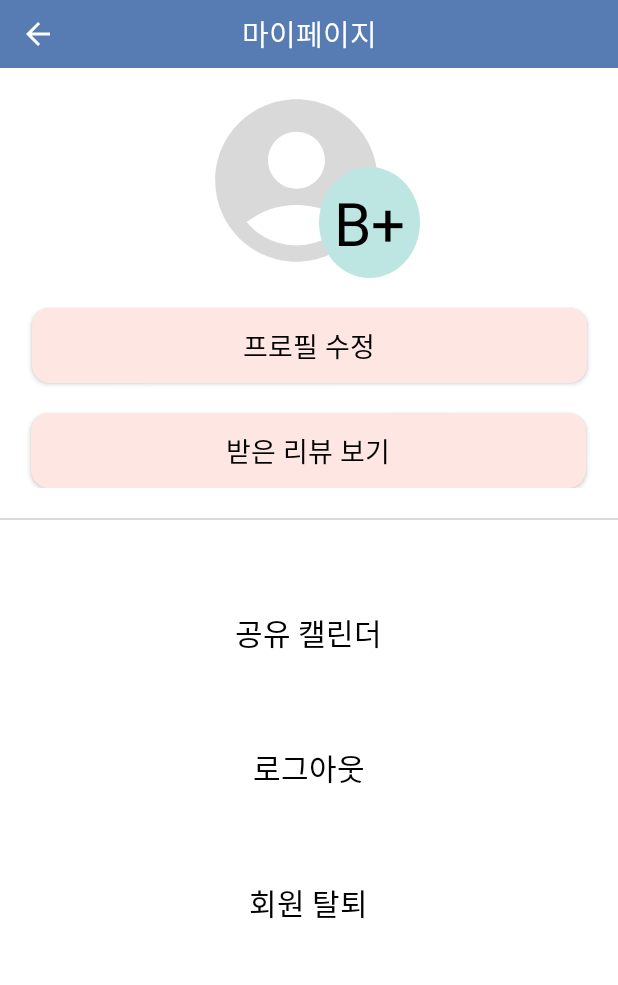
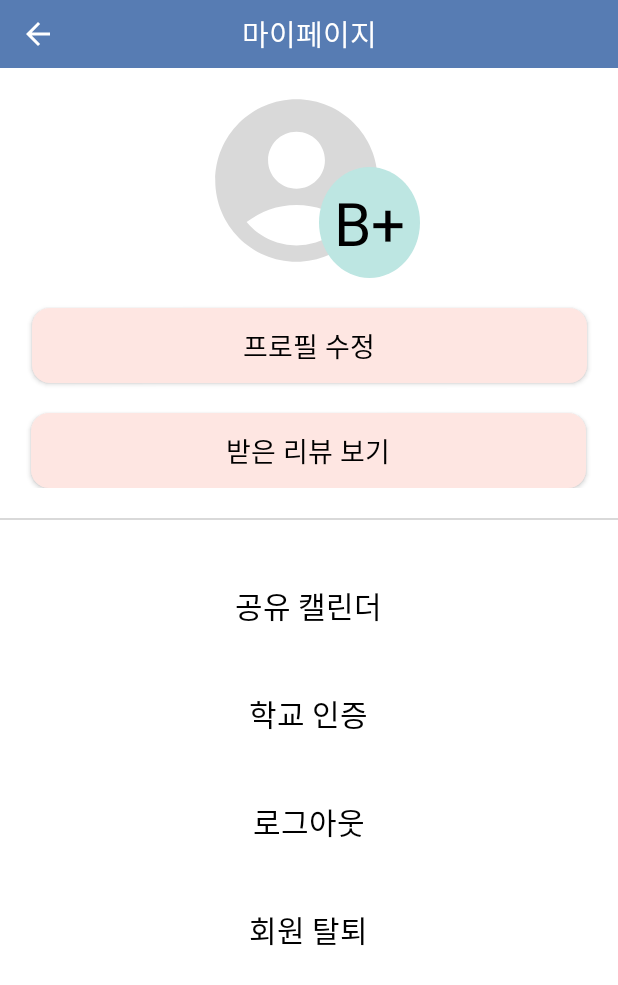
Before and after one commit to neonadeul/Sungkyul_Friends, an Android app: the mypage screen opened directly, with no data from a screen before it, on a phone screen of 412 x 824 dp. Shown: the top 985 px of the screen. Run offline under Robolectric (Android 15) with nearby library versions, the phone set to English and light mode, and no system bars; network calls fail.

Commit message:
Revert "Merge pull request #2 from neonadeul/chatBubble"
This reverts commit b363b523aedd4820e49b21c5f234846719aceb4c, reversing
changes made to d2e8a7bb232f5a7d0f1f6a34e34238ca15e09f75.

```diff
--- a/app/src/main/java/com/gmail/sungkyulfriends/MyPage/mypage.java
+++ b/app/src/main/java/com/gmail/sungkyulfriends/MyPage/mypage.java
@@ -33,6 +33,14 @@ public class mypage extends AppCompatActivity {
             }
         });
 
+        TextView certification_button = findViewById(R.id.certification_button);
+        certification_button.setOnClickListener(new View.OnClickListener() {
+            @Override
+            public void onClick(View v) {
+                Intent intent = new Intent(mypage.this, school_accreditation_choice.class);
+                startActivity(intent);
+            }
+        });
         TextView calender= findViewById(R.id.calender);
         calender.setOnClickListener(new View.OnClickListener() {
             @Override
--- a/app/src/main/java/com/gmail/sungkyulfriends/SeniorAndJunior/ChatAdapter.java
+++ b/app/src/main/java/com/gmail/sungkyulfriends/SeniorAndJunior/ChatAdapter.java
@@ -69,8 +69,7 @@ public class ChatAdapter extends RecyclerView.Adapter<ChatAdapter.MyViewHolder>
             holder.TextView_msg.setBackgroundResource(R.drawable.chat_bubble_right);
             holder.rootView.setLayoutDirection(View.LAYOUT_DIRECTION_RTL);
             LinearLayout.LayoutParams params = (LinearLayout.LayoutParams) holder.TextView_msg.getLayoutParams();
-            params.setMargins(dpToPx(30), 30, 30, 0); // 여백을 dp로 설정 (원하는 크기로 수정)
-            holder.TextView_msg.setPadding(dpToPx(15), 10, 10, 10);
+            params.setMargins(dpToPx(8), 8, 8, 0); // 여백을 dp로 설정 (원하는 크기로 수정)
             holder.TextView_msg.setLayoutParams(params);
             holder.TextView_nickname.setVisibility(View.GONE); // 닉네임을 숨김
         } else {
@@ -78,8 +77,7 @@ public class ChatAdapter extends RecyclerView.Adapter<ChatAdapter.MyViewHolder>
             holder.TextView_msg.setBackgroundResource(R.drawable.chat_bubble_left);
             holder.rootView.setLayoutDirection(View.LAYOUT_DIRECTION_LTR);
             LinearLayout.LayoutParams params = (LinearLayout.LayoutParams) holder.TextView_msg.getLayoutParams();
-            params.setMargins(dpToPx(30), 30, 30, 0); // 여백을 dp로 설정 (원하는 크기로 수정)
-            holder.TextView_msg.setPadding(dpToPx(15), 10, 10, 10);
+            params.setMargins(dpToPx(8), 0, 0, 0); // 여백을 dp로 설정 (원하는 크기로 수정)
             holder.TextView_msg.setLayoutParams(params);
             holder.TextView_nickname.setVisibility(View.VISIBLE); // 닉네임을 표시
         }
--- a/app/src/main/res/layout/activity_chat.xml
+++ b/app/src/main/res/layout/activity_chat.xml
@@ -56,19 +56,17 @@
             android:layout_height="48dp"
             android:layout_gravity="center_vertical"
             android:layout_marginLeft="10dp"
-            android:paddingLeft="10dp"
             android:background="@drawable/round_shape_white"
             tools:ignore="SpeakableTextPresentCheck" />
 
-        <androidx.appcompat.widget.AppCompatButton
+        <Button
             android:id="@+id/Button_send"
             android:layout_width="70dp"
             android:layout_height="60dp"
             android:gravity="center"
             android:text="입력"
             android:textColor="@color/white"
-            android:textSize="18dp"
-            android:background="@drawable/round_shape"/>
+            android:textSize="18dp" />
 
 
     </LinearLayout>
--- a/app/src/main/res/layout/activity_mypage.xml
+++ b/app/src/main/res/layout/activity_mypage.xml
@@ -133,6 +133,19 @@
             android:layout_weight="1"/>
 
         <TextView
+            android:id="@+id/certification_button"
+            android:layout_width="wrap_content"
+            android:layout_height="wrap_content"
+            android:text="학교 인증"
+            android:textSize="20dp"
+            android:textColor="@color/black" />
+
+        <Space
+            android:layout_width="wrap_content"
+            android:layout_height="wrap_content"
+            android:layout_weight="1"/>
+
+        <TextView
             android:layout_width="wrap_content"
             android:layout_height="wrap_content"
             android:text="로그아웃"
```
